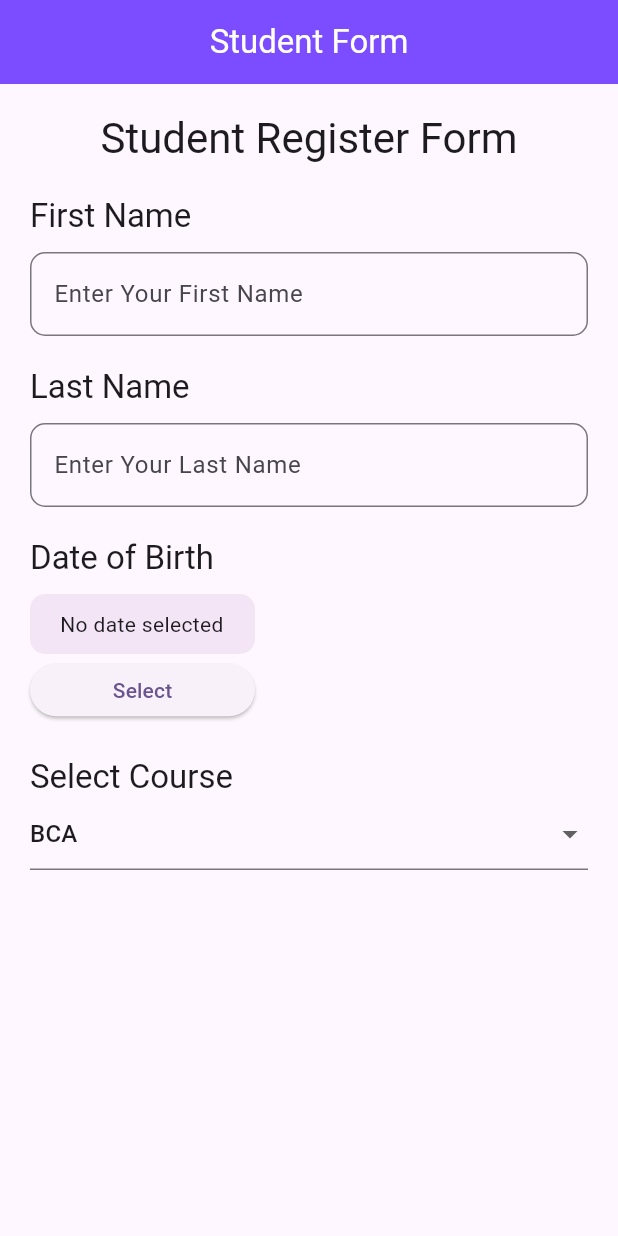
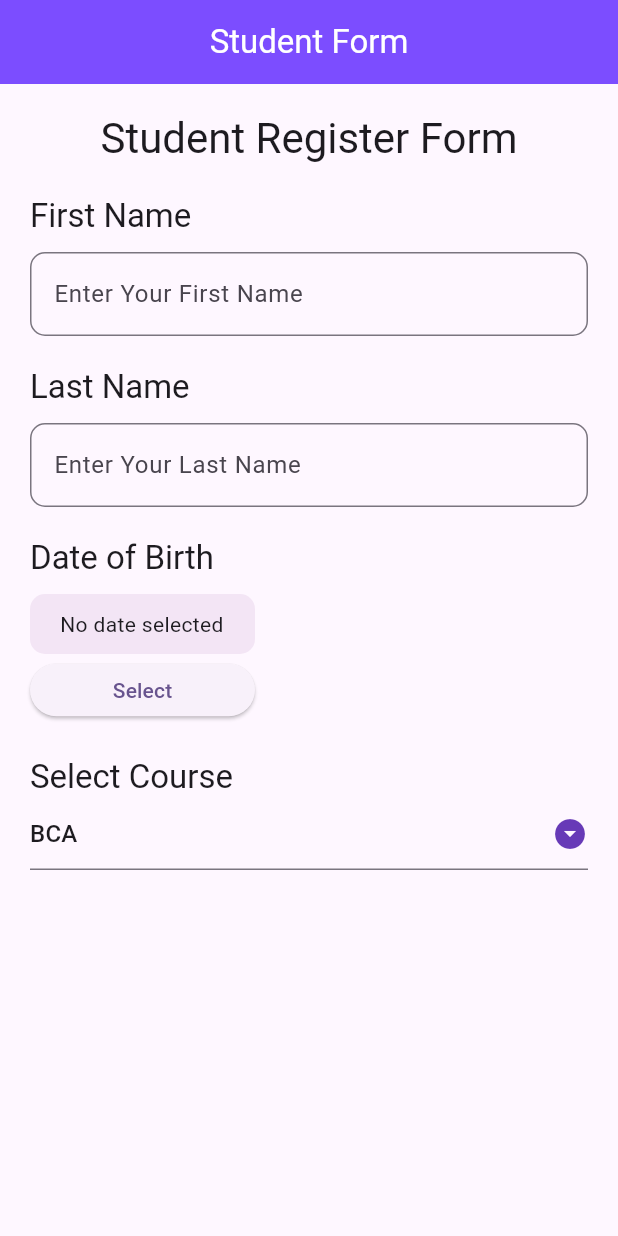
Before and after one commit to hasti7609/flutter_full_course, a Flutter app: the screen it shows after launch, on a phone screen of 412 x 824 dp. Run offline on Flutter 3.47's test engine with Material 3 defaults, Android fonts, the phone set to English and light mode, and no system bars.

Commit message:
added Drop down button

```diff
--- a/lib/flutter widgets/form.dart
+++ b/lib/flutter widgets/form.dart
@@ -121,6 +121,8 @@ class _FormScreenState extends State<FormScreen> {
               style: Theme.of(context).textTheme.titleLarge,
             ),
             DropdownButtonFormField(
+              icon: Icon(Icons.arrow_drop_down_circle,
+              color: Colors.deepPurple,),
               value: _selectedValue,
                 items: _courseList.map(
                     (e){
```
